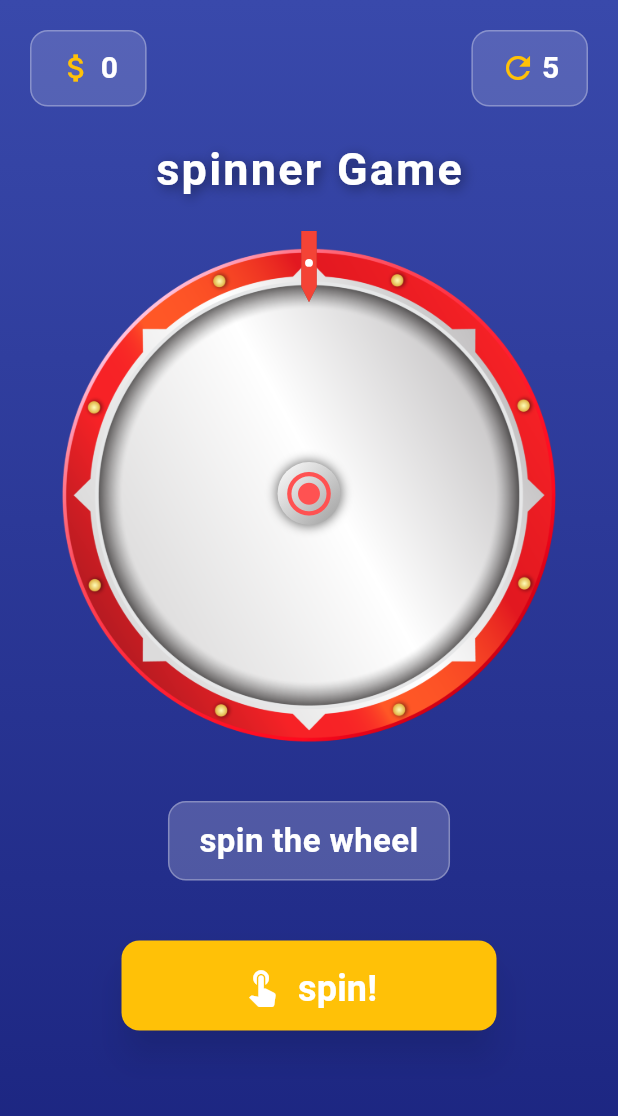
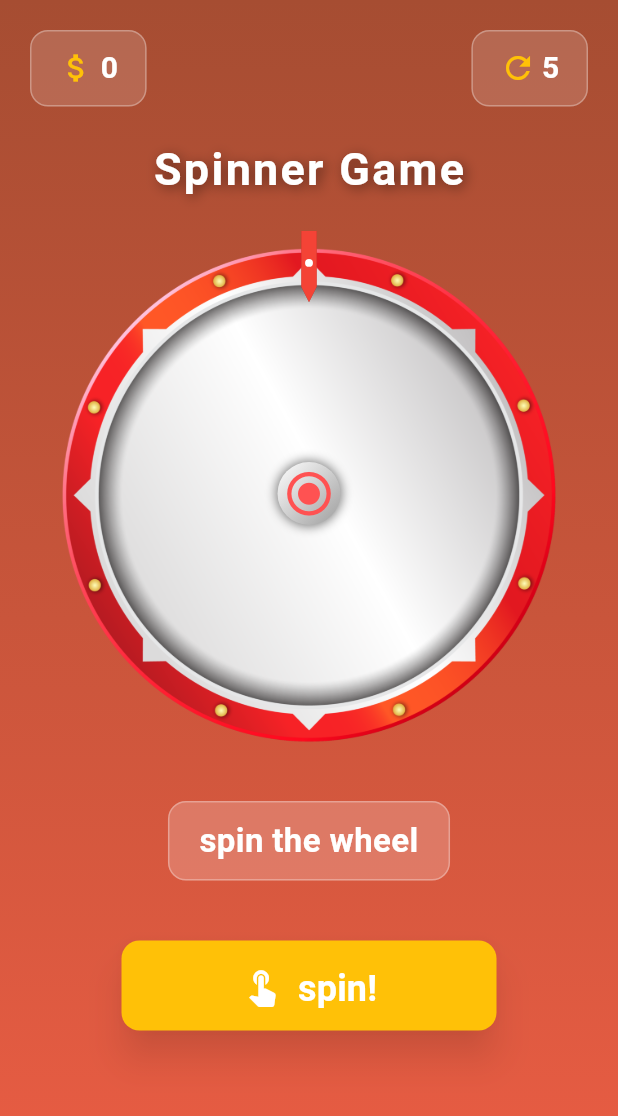
Before and after one commit to nitesh695/spinning_wheel, a Flutter app: the screen it shows after launch, on a phone screen of 412 x 824 dp. Shown: the top 1116 px of the screen. Run offline on Flutter 3.47's test engine with Material 3 defaults, Android fonts, the phone set to English and light mode, and no system bars.

Commit message:
example changes

```diff
--- a/example/lib/main.dart
+++ b/example/lib/main.dart
@@ -161,7 +161,7 @@ class _GameScreenState extends State<GameScreen>
       body: Container(
         decoration: BoxDecoration(
           gradient: LinearGradient(
-            colors: [Color(0xFF3949AB), Color(0xFF1A237E)],
+            colors: [Color(0xFFA64D32), Color(0xFFEC5D44)],
             begin: Alignment.topCenter,
             end: Alignment.bottomCenter,
           ),
@@ -234,7 +234,7 @@ class _GameScreenState extends State<GameScreen>
                     ),
                   ),
                   Text(
-                    "spinner Game",
+                    "Spinner Game",
                     style: TextStyle(
                       color: Colors.white,
                       fontWeight: FontWeight.bold,
@@ -260,15 +260,15 @@ class _GameScreenState extends State<GameScreen>
                         setState(() {
                           if (win.value == -9999) {
                             _score = 0;
-                            _result = "oh no you lost everything";
+                            _result = "you lost All";
                             _showConfetti = false;
                           } else if (win.value == 1) {
-                            _result = 'you got +1 spin';
+                            _result = 'you got 1 spin';
                             _spinsRemaining++;
                             _showConfetti = false;
                           } else if (win.value > 200) {
                             _score += win.value;
-                            _result = 'wow you won ${win.label}!';
+                            _result = 'you won ${win.label}!';
                             _showConfetti = true;
                           } else {
                             _score += win.value;
```
Also changed, not shown: pubspec.yaml (+9 -37 lines), 1 other file.
